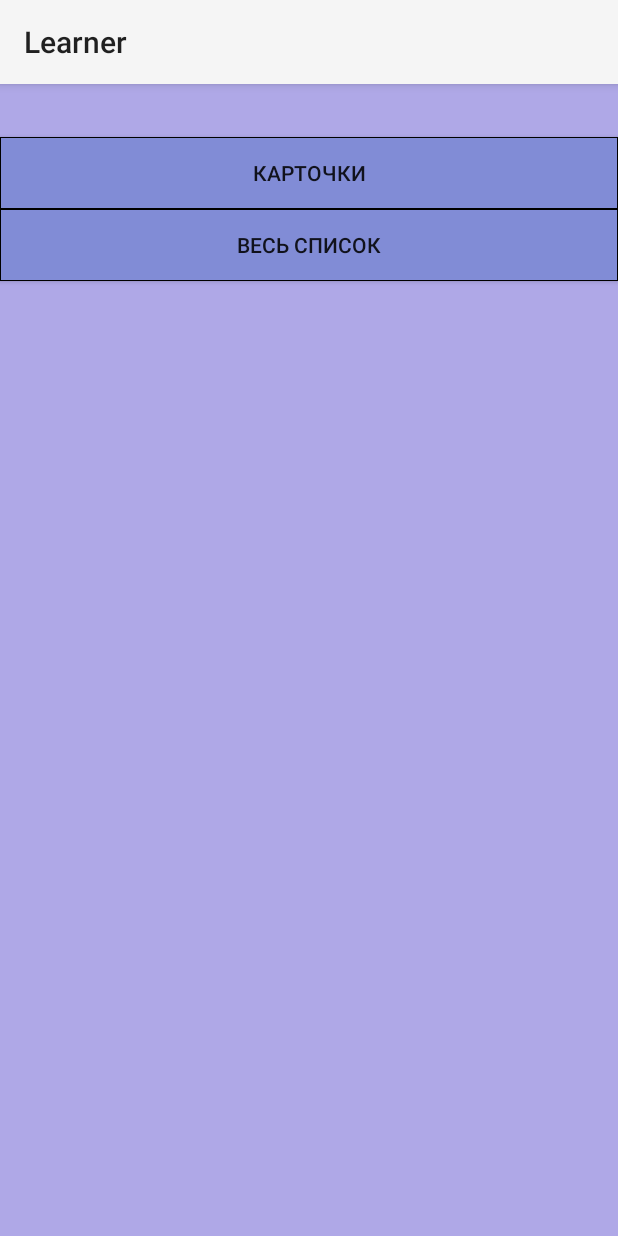
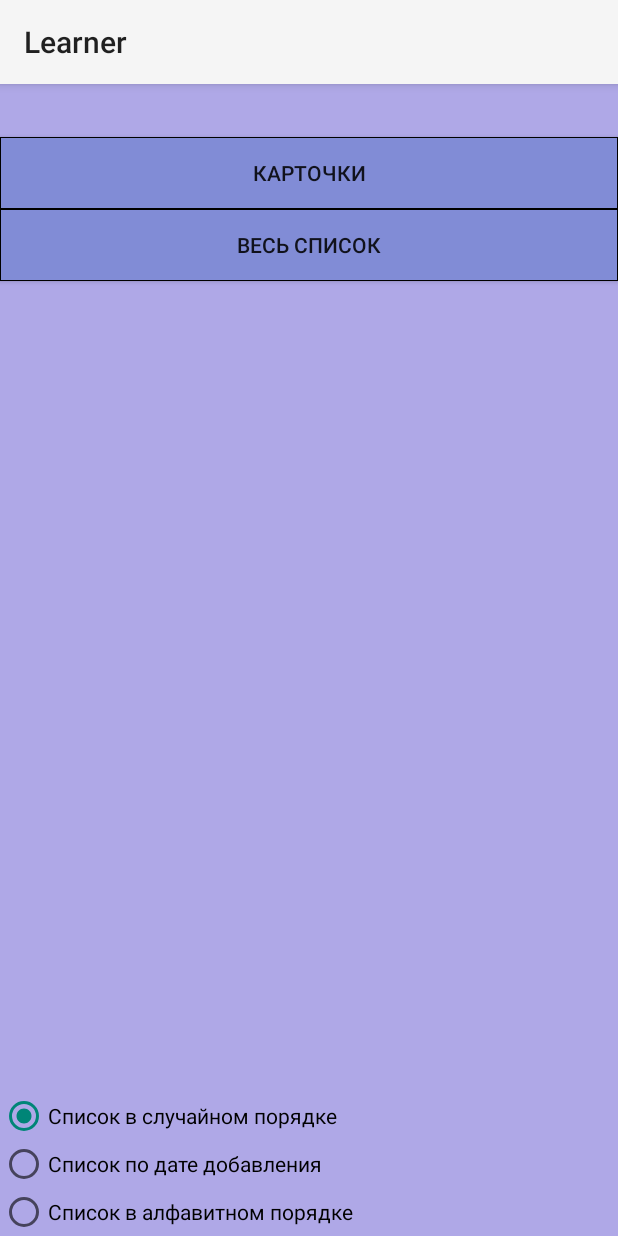
Before and after one commit to ShBogdan/Learner, an Android app: the fragment FrgCardOrList shown on its own in the app's theme, on a phone screen of 412 x 824 dp. Run offline under Robolectric (Android 15) with nearby library versions, the phone set to English and light mode, and no system bars.

Commit message:
add listview chackbox, radiobutton

```diff
--- a/main/build.gradle
+++ b/main/build.gradle
@@ -40,4 +40,5 @@ android {
 dependencies {
     compile fileTree(dir: 'libs', include: ['*.jar'])
     compile 'com.android.support:appcompat-v7:23.0.1'
+    compile 'com.android.support:support-v4:23.0.1'
 }
--- a/main/src/main/java/com/bogdan/learner/fragments/FrgCardOrList.java
+++ b/main/src/main/java/com/bogdan/learner/fragments/FrgCardOrList.java
@@ -2,31 +2,65 @@ package com.bogdan.learner.fragments;
 
 import android.app.Fragment;
 import android.app.FragmentTransaction;
+import android.content.Context;
+import android.content.SharedPreferences;
 import android.os.Bundle;
 import android.view.LayoutInflater;
 import android.view.View;
 import android.view.ViewGroup;
 import android.widget.Button;
+import android.widget.RadioButton;
+import android.widget.RadioGroup;
 
 import com.bogdan.learner.R;
 
 
 public class FrgCardOrList extends Fragment implements View.OnClickListener {
-
+    private final String SETTINGS = "com.bogdan.learner.SETTINGS";
+    SharedPreferences sp;
+    SharedPreferences.Editor editor;
     Button btnCards, btnList;
+    RadioGroup radioGroup;
+    RadioButton radioRandom, radioDate, radioAlphabet;
+    View.OnClickListener radioListener;
 
     @Override
     public View onCreateView(LayoutInflater inflater, ViewGroup container, Bundle savedInstanceState) {
         View view = inflater.inflate(R.layout.frg_m_card_or_list, null);
+
+        sp = getActivity().getSharedPreferences(SETTINGS, Context.MODE_PRIVATE);
+        editor = sp.edit();
+
 
         btnCards = (Button) view.findViewById(R.id.btn_cards);
         btnList = (Button) view.findViewById(R.id.btn_list);
         btnCards.setOnClickListener(this);
         btnList.setOnClickListener(this);
 
+        radioRandom = (RadioButton) view.findViewById(R.id.radioRandom);
+        radioDate = (RadioButton) view.findViewById(R.id.radioDate);
+        radioAlphabet = (RadioButton) view.findViewById(R.id.radioAlphabet);
+
+//        при первом запуске приложения задаем рандом
+        if(!sp.contains("how_to_repeat")){
+            editor.putString("how_to_repeat", "random").apply();
+            radioRandom.toggle();
+        }else {
+            if(sp.getString("how_to_repeat",null).equals("random"))
+                radioRandom.toggle();
+            if(sp.getString("how_to_repeat",null).equals("date"))
+                radioDate.toggle();
+            if(sp.getString("how_to_repeat",null).equals("alphabet"))
+                radioAlphabet.toggle();
+        }
+
+        radioRandom.setOnClickListener(onClickRadio());
+        radioDate.setOnClickListener(onClickRadio());
+        radioAlphabet.setOnClickListener(onClickRadio());
+
+
         return view;
     }
-
 
     @Override
     public void onClick(View v) {
@@ -42,4 +76,26 @@ public class FrgCardOrList extends Fragment implements View.OnClickListener {
                 break;
         }
     }
+
+    View.OnClickListener onClickRadio(){
+        radioListener = new View.OnClickListener() {
+            @Override
+            public void onClick(View v) {
+                switch (v.getId()){
+                    case R.id.radioRandom:
+                        editor.putString("how_to_repeat", "random");
+                        break;
+                    case R.id.radioDate:
+                        editor.putString("how_to_repeat", "date");
+                        break;
+                    case R.id.radioAlphabet:
+                        editor.putString("how_to_repeat", "alphabet");
+                        break;
+                }
+                editor.apply();
+            }
+        };
+        return radioListener;
+    }
+
 }
--- a/main/src/main/java/com/bogdan/learner/fragments/FrgMainMenu.java
+++ b/main/src/main/java/com/bogdan/learner/fragments/FrgMainMenu.java
@@ -11,7 +11,7 @@ import android.widget.Button;
 
 import com.bogdan.learner.R;
 
-public class FrgMainMenu extends Fragment implements View.OnClickListener {
+public class FrgMainMenu extends Fragment implements View.OnClickListener{
     private final String TAG = "onClick";
     FragmentListener mCallback;
 
--- a/main/src/main/res/layout/frg_m_card_or_list.xml
+++ b/main/src/main/res/layout/frg_m_card_or_list.xml
@@ -31,4 +31,41 @@
         android:layout_alignParentStart="true"
         android:background="@drawable/buttonstyle"/>
 
+    <RadioGroup
+        android:id="@+id/radioGroup"
+        android:layout_width="wrap_content"
+        android:layout_height="wrap_content"
+        android:layout_alignParentBottom="true">
+
+        <RadioButton
+            android:layout_width="wrap_content"
+            android:layout_height="wrap_content"
+            android:text="Список в случайном порядке"
+            android:id="@+id/radioRandom"
+            android:layout_alignParentBottom="true"
+            android:layout_alignParentLeft="true"
+            android:layout_alignParentStart="true"
+            android:checked="false" />
+
+        <RadioButton
+            android:layout_width="wrap_content"
+            android:layout_height="wrap_content"
+            android:text="Список по дате добавления"
+            android:id="@+id/radioDate"
+            android:layout_above="@+id/radioRandom"
+            android:layout_alignParentLeft="true"
+            android:layout_alignParentStart="true"
+            android:checked="false" />
+
+        <RadioButton
+            android:layout_width="wrap_content"
+            android:layout_height="wrap_content"
+            android:text="Список в алфавитном порядке"
+            android:id="@+id/radioAlphabet"
+            android:layout_above="@+id/radioDate"
+            android:layout_alignParentLeft="true"
+            android:layout_alignParentStart="true"
+            android:checked="false" />
+    </RadioGroup>
+
 </RelativeLayout>
--- a/main/src/main/res/layout/frg_m_repeat_selectively.xml
+++ b/main/src/main/res/layout/frg_m_repeat_selectively.xml
@@ -67,7 +67,8 @@
     <CheckBox
             android:layout_width="match_parent"
             android:layout_height="wrap_content"
-
             android:text="Учить слова в порядке русский-ангийский"
-            android:id="@+id/checkBox" android:checked="false" android:textSize="10dp"/>
+            android:id="@+id/changeWordPlace"
+            android:checked="false"
+        android:textSize="10dp"/>
 </LinearLayout>
```
Also changed, not shown: main/src/main/AndroidManifest.xml (+9 -3 lines), main/src/main/java/com/bogdan/learner/MainActivity.java (+48 -19 lines), main/src/main/java/com/bogdan/learner/NotifyService.java (added, +26 -0 lines), main/src/main/java/com/bogdan/learner/fragments/FrgAddWordForStudy.java (+8 -6 lines), main/src/main/java/com/bogdan/learner/fragments/FrgCardAllWords.java (+3 -12 lines), main/src/main/java/com/bogdan/learner/fragments/FrgListAllWord.java (+117 -30 lines), main/src/main/java/com/bogdan/learner/fragments/FrgRepeatDay.java (+26 -2 lines), main/src/main/java/com/bogdan/learner/fragments/FrgRepeatMenu.java (+42 -6 lines), main/src/main/res/layout/frg_list_words.xml (+45 -4 lines).
